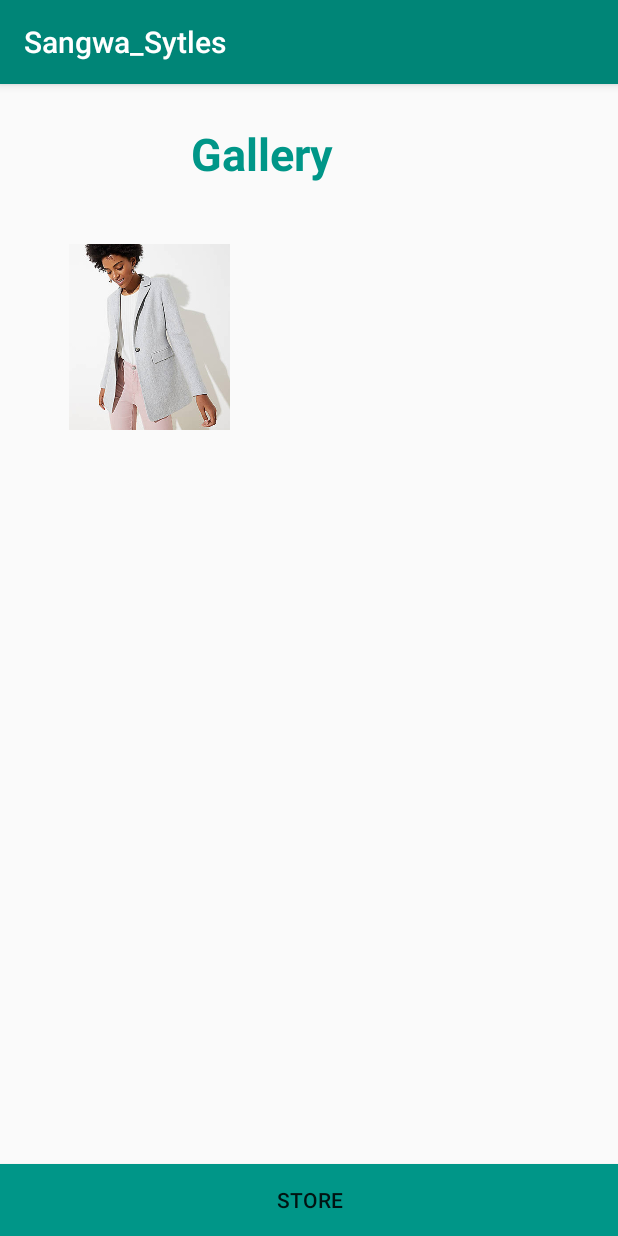
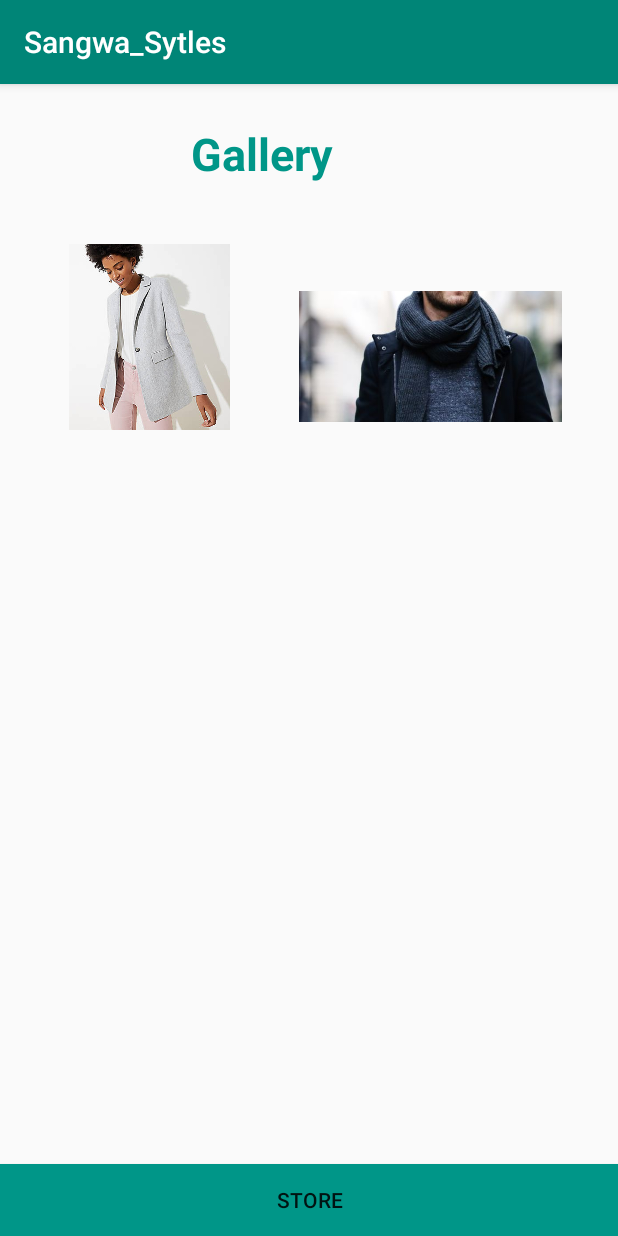
Before and after one commit to Sangwa-C/Sangwa_Sytles, an Android app: the screen it shows after launch (ImagesActivity), on a phone screen of 412 x 824 dp. Run offline under Robolectric (Android 15) with nearby library versions, the phone set to English and light mode, and no system bars; Roboto replaces fonts that are not available here.

Commit message:
added the second image

```diff
--- a/app/src/main/res/layout/activity_images.xml
+++ b/app/src/main/res/layout/activity_images.xml
@@ -43,14 +43,14 @@
 
         </ImageView>
 
-<!--            <ImageView-->
-<!--                android:id="@+id/image2"-->
-<!--                android:layout_width="175dp"-->
-<!--                android:layout_height="150dp"-->
-<!--                android:src="@drawable/men"-->
-<!--                android:layout_marginRight="50dp">-->
+            <ImageView
+                android:id="@+id/image2"
+                android:layout_width="175dp"
+                android:layout_height="150dp"
+                android:src="@drawable/men"
+                android:layout_marginRight="50dp">
 
-<!--            </ImageView>-->
+            </ImageView>
 
         </LinearLayout>
 
```
